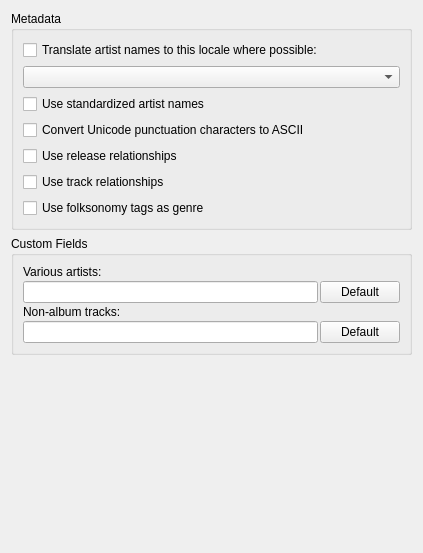
This is ui/options_metadata.ui in metabrainz/picard as Qt 5 draws it before an edit. The edited form follows.
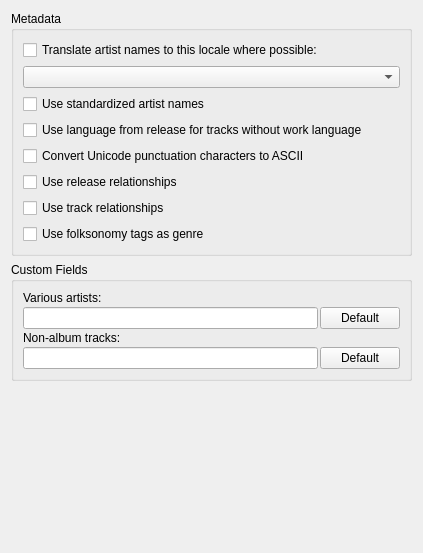
This is the edited form.

Commit message: Add optional metadata setting: Use language from release for tracks without work language

Diff of the .ui file:
```diff
--- a/ui/options_metadata.ui
+++ b/ui/options_metadata.ui
@@ -49,6 +49,13 @@
         </property>
        </widget>
       </item>
+      <item>
+       <widget class="QCheckBox" name="language_from_release">
+        <property name="text">
+         <string>Use language from release for tracks without work language</string>
+        </property>
+       </widget>
+      </item>
       <item>
        <widget class="QCheckBox" name="convert_punctuation">
         <property name="text">
```
Left out of the diff: 1 changed line with no effect on the pictures. The commit also changes 4 other files.
